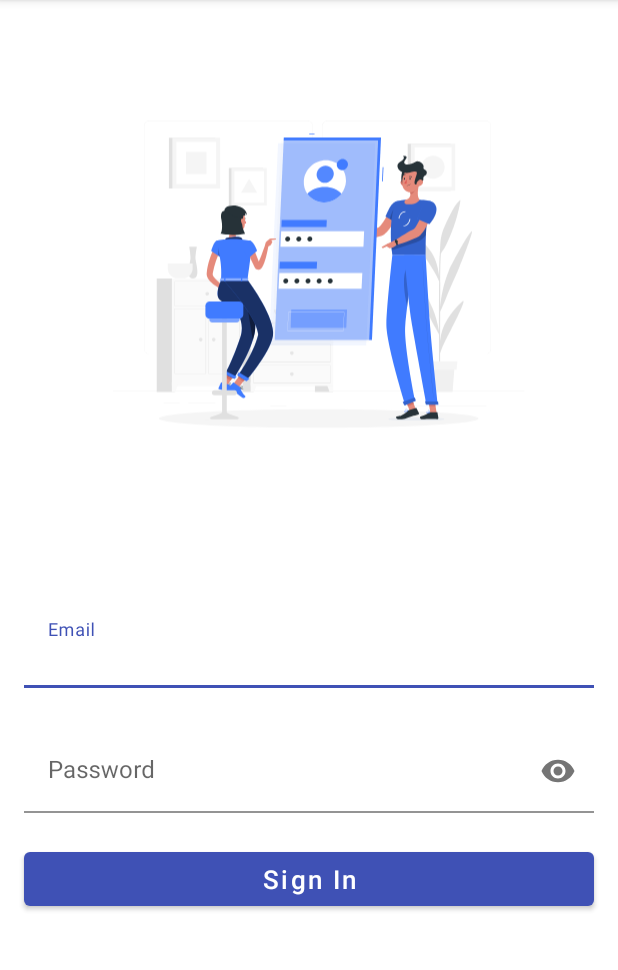
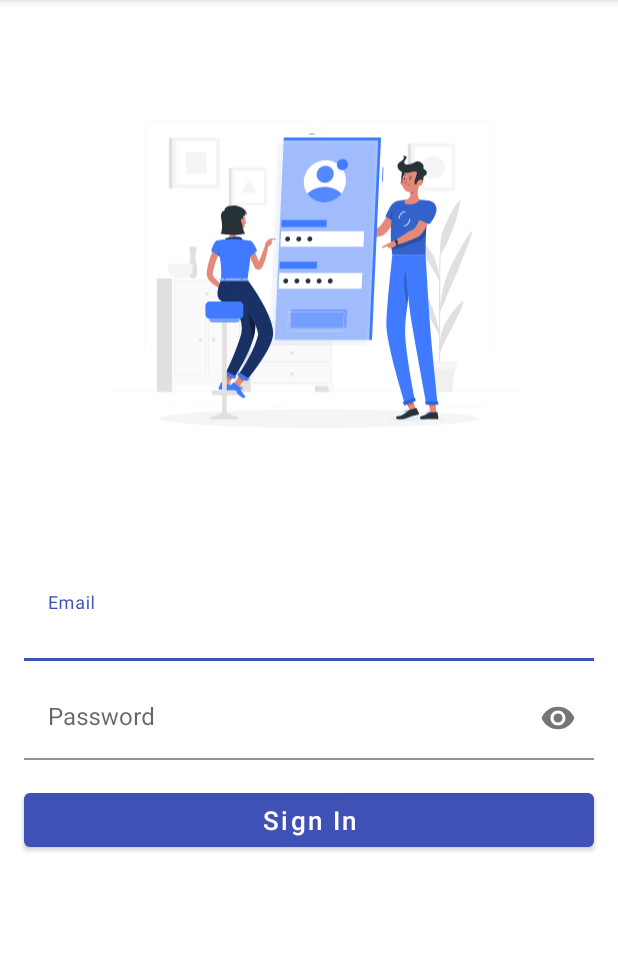
Before and after one commit to marhandamp/absensi-qrcode, an Android app: the LoginDosenActivity screen opened directly, with no data from a screen before it, on a phone screen of 412 x 824 dp, the part 84-1054 px from its top. Run offline under Robolectric (Android 15) with nearby library versions, the phone set to English and light mode, and no system bars; our stand-ins replace Firebase (no records; nobody signed in at launch, a user with empty details on screens opened directly); network calls fail.

Commit message:
slight improvements

```diff
--- a/app/src/main/java/com/app/absensi/network/RetrofitClient.kt
+++ b/app/src/main/java/com/app/absensi/network/RetrofitClient.kt
@@ -9,7 +9,7 @@ import retrofit2.converter.gson.GsonConverterFactory
 
 
 object RetrofitClient {
-    private val BASE_URL = "http://192.168.82.78:8000/"
+    private val BASE_URL = "https://irwandi.my.id/"
 
 //    val instance: Api by lazy {
 //        val retrofit = Retrofit.Builder()
--- a/app/src/main/res/layout/activity_login_dosen.xml
+++ b/app/src/main/res/layout/activity_login_dosen.xml
@@ -13,8 +13,6 @@
         android:layout_marginStart="16dp"
         android:layout_marginTop="9dp"
         android:layout_marginEnd="16dp"
-        android:layout_marginBottom="10dp"
-        app:layout_constraintBottom_toTopOf="@+id/textInputLayout2"
         app:layout_constraintEnd_toEndOf="parent"
         app:layout_constraintStart_toStartOf="parent"
         app:layout_constraintTop_toBottomOf="@+id/imageView2">
@@ -31,10 +29,10 @@
         android:id="@+id/textInputLayout2"
         android:layout_width="0dp"
         android:layout_height="wrap_content"
-        android:layout_marginBottom="20dp"
-        app:layout_constraintBottom_toTopOf="@+id/btn_sign_in"
+        android:layout_marginTop="10dp"
         app:layout_constraintEnd_toEndOf="@+id/textInputLayout"
         app:layout_constraintStart_toStartOf="@+id/textInputLayout"
+        app:layout_constraintTop_toBottomOf="@+id/textInputLayout"
         app:passwordToggleEnabled="true">
 
         <com.google.android.material.textfield.TextInputEditText
@@ -50,25 +48,25 @@
         android:id="@+id/btn_sign_in"
         android:layout_width="0dp"
         android:layout_height="wrap_content"
-        android:layout_marginBottom="20dp"
+        android:layout_marginTop="16dp"
         android:text="Sign In"
         android:textAllCaps="false"
         android:textSize="17sp"
-        app:layout_constraintBottom_toTopOf="@+id/progressBar"
         app:layout_constraintEnd_toEndOf="@+id/textInputLayout2"
-        app:layout_constraintStart_toStartOf="@+id/textInputLayout2" />
+        app:layout_constraintStart_toStartOf="@+id/textInputLayout2"
+        app:layout_constraintTop_toBottomOf="@+id/textInputLayout2" />
 
     <ProgressBar
         android:id="@+id/progressBar"
         style="?android:attr/progressBarStyle"
         android:layout_width="wrap_content"
         android:layout_height="wrap_content"
-        android:layout_marginBottom="90dp"
+        android:layout_marginTop="16dp"
         android:indeterminateTint="@color/blue_500"
         android:visibility="invisible"
-        app:layout_constraintBottom_toBottomOf="parent"
         app:layout_constraintEnd_toEndOf="parent"
-        app:layout_constraintStart_toStartOf="parent" />
+        app:layout_constraintStart_toStartOf="parent"
+        app:layout_constraintTop_toBottomOf="@+id/btn_sign_in" />
 
     <ImageView
         android:id="@+id/imageView2"
```
Also changed, not shown: app/src/main/java/com/app/absensi/ui/dosen/daftarpresensi/DetailPertemuanActivity.kt (+4 -3 lines), app/src/main/java/com/app/absensi/ui/dosen/presensi/PertemuanActivity.kt (+6 -5 lines).
